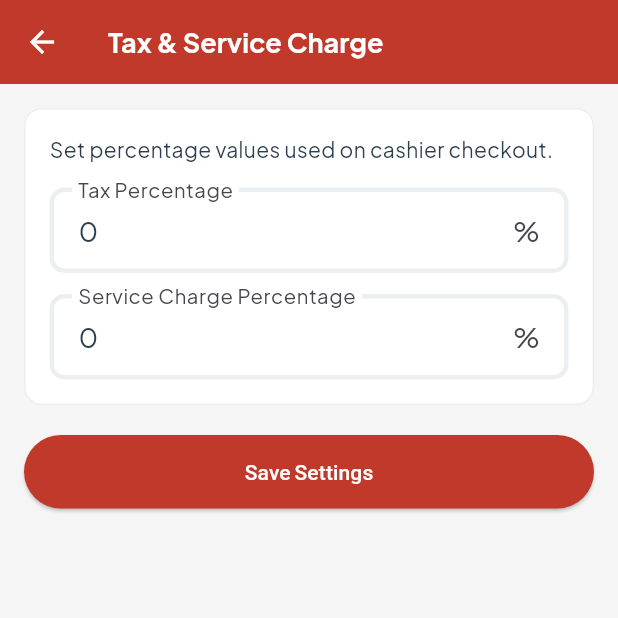
After one commit to Kevinseptianss/FlowPOS, a Flutter app: the OwnerSettingsPage screen opened directly, after a tap on "Tax & Service Charge", on a phone screen of 412 x 824 dp, the top half of it. The commit adds this screen. Run offline on Flutter 3.47's test engine with Material 3 defaults, Android fonts, the phone set to English and light mode, and no system bars; our stand-ins replace dotted_border, equatable, flutter_bloc, fpdart, get_it, google_fonts and 1 more; accounts and stored records are empty.

Commit message:
feat: add tax and service charge page on owner dashboard for change its value

```diff
--- a/lib/features/owner_dashboard/presentation/pages/owner_settings_page.dart
+++ b/lib/features/owner_dashboard/presentation/pages/owner_settings_page.dart
@@ -2,6 +2,7 @@ import 'package:flow_pos/core/theme/app_pallete.dart';
 import 'package:flow_pos/core/utils/show_snackbar.dart';
 import 'package:flow_pos/features/auth/presentation/bloc/auth_bloc.dart';
 import 'package:flow_pos/features/owner_dashboard/presentation/pages/owner_modifier_group_create_page.dart';
+import 'package:flow_pos/features/owner_dashboard/presentation/pages/owner_store_settings_page.dart';
 import 'package:flutter/material.dart';
 import 'package:flutter_bloc/flutter_bloc.dart';
 
@@ -137,6 +138,45 @@ class OwnerSettingsPage extends StatelessWidget {
               ),
               const SizedBox(height: 24),
               Text(
+                'Store Configuration',
+                style: Theme.of(context).textTheme.titleMedium?.copyWith(
+                  fontWeight: FontWeight.w600,
+                  color: AppPallete.textPrimary,
+                ),
+              ),
+              const SizedBox(height: 16),
+              Container(
+                decoration: BoxDecoration(
+                  color: AppPallete.surface,
+                  borderRadius: BorderRadius.circular(12),
+                  border: Border.all(color: AppPallete.divider),
+                ),
+                child: ListTile(
+                  leading: const Icon(
+                    Icons.receipt_long_outlined,
+                    color: AppPallete.primary,
+                  ),
+                  title: Text(
+                    'Tax & Service Charge',
+                    style: Theme.of(context).textTheme.bodyLarge?.copyWith(
+                      color: AppPallete.primary,
+                      fontWeight: FontWeight.w600,
+                    ),
+                  ),
+                  subtitle: Text(
+                    'Configure checkout tax and service percentages',
+                    style: Theme.of(context).textTheme.bodyMedium?.copyWith(
+                      color: AppPallete.textPrimary,
+                    ),
+                  ),
+                  trailing: const Icon(Icons.chevron_right),
+                  onTap: () {
+                    Navigator.push(context, OwnerStoreSettingsPage.route());
+                  },
+                ),
+              ),
+              const SizedBox(height: 24),
+              Text(
                 'More options will be added here',
                 style: Theme.of(context).textTheme.bodyMedium?.copyWith(
                   color: AppPallete.textSecondary,
--- /dev/null
+++ b/lib/features/owner_dashboard/presentation/pages/owner_store_settings_page.dart
@@ -0,0 +1,218 @@
+import 'package:flow_pos/core/theme/app_pallete.dart';
+import 'package:flow_pos/core/utils/show_snackbar.dart';
+import 'package:flow_pos/features/store_settings/presentation/bloc/store_settings_bloc.dart';
+import 'package:flutter/material.dart';
+import 'package:flutter/services.dart';
+import 'package:flutter_bloc/flutter_bloc.dart';
+
+class OwnerStoreSettingsPage extends StatefulWidget {
+  static MaterialPageRoute route() =>
+      MaterialPageRoute(builder: (context) => const OwnerStoreSettingsPage());
+
+  const OwnerStoreSettingsPage({super.key});
+
+  @override
+  State<OwnerStoreSettingsPage> createState() => _OwnerStoreSettingsPageState();
+}
+
+class _OwnerStoreSettingsPageState extends State<OwnerStoreSettingsPage> {
+  final _formKey = GlobalKey<FormState>();
+  final _taxController = TextEditingController();
+  final _serviceController = TextEditingController();
+
+  String? _currentSettingsId;
+  bool _didInitializeForm = false;
+
+  @override
+  void initState() {
+    super.initState();
+    context.read<StoreSettingsBloc>().add(StartStoreSettingsRealtimeEvent());
+  }
+
+  @override
+  void dispose() {
+    _taxController.dispose();
+    _serviceController.dispose();
+    super.dispose();
+  }
+
+  @override
+  Widget build(BuildContext context) {
+    return Scaffold(
+      appBar: AppBar(
+        title: Text(
+          'Tax & Service Charge',
+          style: Theme.of(
+            context,
+          ).textTheme.titleLarge?.copyWith(color: AppPallete.onPrimary),
+        ),
+      ),
+      body: BlocConsumer<StoreSettingsBloc, StoreSettingsState>(
+        listener: (context, state) {
+          if (state is StoreSettingsFailure) {
+            showSnackbar(context, state.message);
+          }
+
+          if (state is StoreSettingsUpdated) {
+            showSnackbar(context, 'Store settings updated successfully');
+          }
+
+          if (state is StoreSettingsLoaded || state is StoreSettingsUpdated) {
+            final settings = state is StoreSettingsLoaded
+                ? state.storeSettings
+                : (state as StoreSettingsUpdated).storeSettings;
+
+            _currentSettingsId = settings.id.isEmpty ? null : settings.id;
+
+            if (!_didInitializeForm) {
+              _taxController.text = _formatInitial(settings.taxPercentage);
+              _serviceController.text = _formatInitial(
+                settings.serviceChargePercentage,
+              );
+              _didInitializeForm = true;
+            }
+          }
+        },
+        builder: (context, state) {
+          final isLoading = state is StoreSettingsLoading;
+          final isSaving = state is StoreSettingsUpdating;
+
+          return SingleChildScrollView(
+            padding: const EdgeInsets.all(16),
+            child: Form(
+              key: _formKey,
+              child: Column(
+                crossAxisAlignment: CrossAxisAlignment.start,
+                children: [
+                  Container(
+                    width: double.infinity,
+                    padding: const EdgeInsets.all(16),
+                    decoration: BoxDecoration(
+                      color: AppPallete.surface,
+                      borderRadius: BorderRadius.circular(12),
+                      border: Border.all(color: AppPallete.divider),
+                    ),
+                    child: Column(
+                      crossAxisAlignment: CrossAxisAlignment.start,
+                      children: [
+                        Text(
+                          'Set percentage values used on cashier checkout.',
+                          style: Theme.of(context).textTheme.bodyMedium
+                              ?.copyWith(color: AppPallete.textPrimary),
+                        ),
+                        const SizedBox(height: 16),
+                        TextFormField(
+                          controller: _taxController,
+                          keyboardType: const TextInputType.numberWithOptions(
+                            decimal: true,
+                          ),
+                          inputFormatters: [
+                            FilteringTextInputFormatter.allow(
+                              RegExp(r'^\d{0,3}(\.\d{0,2})?$'),
+                            ),
+                          ],
+                          style: Theme.of(context).textTheme.bodyLarge
+                              ?.copyWith(color: AppPallete.textPrimary),
+                          decoration: const InputDecoration(
+                            labelText: 'Tax Percentage',
+                            hintText: 'Example: 11.00',
+                            suffixText: '%',
+                          ),
+                          validator: _validatePercentage,
+                        ),
+                        const SizedBox(height: 14),
+                        TextFormField(
+                          controller: _serviceController,
+                          keyboardType: const TextInputType.numberWithOptions(
+                            decimal: true,
+                          ),
+                          style: Theme.of(context).textTheme.bodyLarge
+                              ?.copyWith(color: AppPallete.textPrimary),
+                          inputFormatters: [
+                            FilteringTextInputFormatter.allow(
+                              RegExp(r'^\d{0,3}(\.\d{0,2})?$'),
+                            ),
+                          ],
+                          decoration: const InputDecoration(
+                            labelText: 'Service Charge Percentage',
+                            hintText: 'Example: 5.00',
+                            suffixText: '%',
+                          ),
+                          validator: _validatePercentage,
+                        ),
+                      ],
+                    ),
+                  ),
+                  const SizedBox(height: 20),
+                  SizedBox(
+                    width: double.infinity,
+                    child: ElevatedButton(
+                      onPressed: isLoading || isSaving ? null : _onSave,
+                      style: ElevatedButton.styleFrom(
+                        backgroundColor: AppPallete.primary,
+                        foregroundColor: AppPallete.onPrimary,
+                        padding: const EdgeInsets.symmetric(vertical: 14),
+                      ),
+                      child: isSaving
+                          ? const SizedBox(
+                              width: 18,
+                              height: 18,
+                              child: CircularProgressIndicator(
+                                strokeWidth: 2,
+                                color: AppPallete.onPrimary,
+                              ),
+                            )
+                          : const Text('Save Settings'),
+                    ),
+                  ),
+                ],
+              ),
+            ),
+          );
+        },
+      ),
+    );
+  }
+
+  String? _validatePercentage(String? value) {
+    if (value == null || value.trim().isEmpty) {
+      return 'Value is required';
+    }
+
+    final parsed = double.tryParse(value.trim());
+    if (parsed == null) {
+      return 'Invalid number';
+    }
+
+    if (parsed < 0 || parsed > 100) {
+      return 'Value must be between 0 and 100';
+    }
+
+    return null;
+  }
+
+  void _onSave() {
+    if (!_formKey.currentState!.validate()) {
+      return;
+    }
+
+    final tax = double.parse(_taxController.text.trim());
+    final service = double.parse(_serviceController.text.trim());
+
+    context.read<StoreSettingsBloc>().add(
+      UpdateStoreSettingsEvent(
+        id: _currentSettingsId,
+        taxPercentage: tax,
+        serviceChargePercentage: service,
+      ),
+    );
+  }
+
+  String _formatInitial(double value) {
+    if (value == value.truncateToDouble()) {
+      return value.toStringAsFixed(0);
+    }
+
+    return value.toStringAsFixed(2);
+  }
+}
--- a/lib/features/store_settings/domain/repositories/store_settings_repository.dart
+++ b/lib/features/store_settings/domain/repositories/store_settings_repository.dart
@@ -4,4 +4,9 @@ import 'package:fpdart/fpdart.dart';
 
 abstract interface class StoreSettingsRepository {
   Stream<Either<Failure, StoreSettings>> listenStoreSettings();
+  Future<Either<Failure, StoreSettings>> updateStoreSettings({
+    String? id,
+    required double taxPercentage,
+    required double serviceChargePercentage,
+  });
 }
--- /dev/null
+++ b/lib/features/store_settings/domain/usecases/update_store_settings.dart
@@ -0,0 +1,35 @@
+import 'package:flow_pos/core/error/failure.dart';
+import 'package:flow_pos/core/usecase/use_case.dart';
+import 'package:flow_pos/features/store_settings/domain/entities/store_settings.dart';
+import 'package:flow_pos/features/store_settings/domain/repositories/store_settings_repository.dart';
+import 'package:fpdart/fpdart.dart';
+
+class UpdateStoreSettings
+    implements UseCase<StoreSettings, UpdateStoreSettingsParams> {
+  final StoreSettingsRepository storeSettingsRepository;
+
+  const UpdateStoreSettings(this.storeSettingsRepository);
+
+  @override
+  Future<Either<Failure, StoreSettings>> call(
+    UpdateStoreSettingsParams params,
+  ) {
+    return storeSettingsRepository.updateStoreSettings(
+      id: params.id,
+      taxPercentage: params.taxPercentage,
+      serviceChargePercentage: params.serviceChargePercentage,
+    );
+  }
+}
+
+class UpdateStoreSettingsParams {
+  final String? id;
+  final double taxPercentage;
+  final double serviceChargePercentage;
+
+  const UpdateStoreSettingsParams({
+    this.id,
+    required this.taxPercentage,
+    required this.serviceChargePercentage,
+  });
+}
--- a/lib/features/store_settings/presentation/bloc/store_settings_bloc.dart
+++ b/lib/features/store_settings/presentation/bloc/store_settings_bloc.dart
@@ -3,6 +3,7 @@ import 'dart:async';
 import 'package:equatable/equatable.dart';
 import 'package:flow_pos/features/store_settings/domain/entities/store_settings.dart';
 import 'package:flow_pos/features/store_settings/domain/usecases/listen_store_settings.dart';
+import 'package:flow_pos/features/store_settings/domain/usecases/update_store_settings.dart';
 import 'package:flutter_bloc/flutter_bloc.dart';
 
 part 'store_settings_event.dart';
@@ -10,14 +11,19 @@ part 'store_settings_state.dart';
 
 class StoreSettingsBloc extends Bloc<StoreSettingsEvent, StoreSettingsState> {
   final ListenStoreSettings _listenStoreSettings;
+  final UpdateStoreSettings _updateStoreSettings;
 
   StreamSubscription? _storeSettingsSubscription;
 
-  StoreSettingsBloc({required ListenStoreSettings listenStoreSettings})
-    : _listenStoreSettings = listenStoreSettings,
-      super(StoreSettingsInitial()) {
+  StoreSettingsBloc({
+    required ListenStoreSettings listenStoreSettings,
+    required UpdateStoreSettings updateStoreSettings,
+  }) : _listenStoreSettings = listenStoreSettings,
+       _updateStoreSettings = updateStoreSettings,
+       super(StoreSettingsInitial()) {
     on<StartStoreSettingsRealtimeEvent>(_onStartStoreSettingsRealtime);
     on<StopStoreSettingsRealtimeEvent>(_onStopStoreSettingsRealtime);
+    on<UpdateStoreSettingsEvent>(_onUpdateStoreSettings);
     on<StoreSettingsRealtimeUpdatedEvent>(_onStoreSettingsRealtimeUpdated);
     on<StoreSettingsRealtimeFailureEvent>(_onStoreSettingsRealtimeFailure);
   }
@@ -60,6 +66,26 @@ class StoreSettingsBloc extends Bloc<StoreSettingsEvent, StoreSettingsState> {
     emit(StoreSettingsFailure(event.message));
   }
 
+  void _onUpdateStoreSettings(
+    UpdateStoreSettingsEvent event,
+    Emitter<StoreSettingsState> emit,
+  ) async {
+    emit(StoreSettingsUpdating());
+
+    final result = await _updateStoreSettings(
+      UpdateStoreSettingsParams(
+        id: event.id,
+        taxPercentage: event.taxPercentage,
+        serviceChargePercentage: event.serviceChargePercentage,
+      ),
+    );
+
+    result.fold(
+      (failure) => emit(StoreSettingsFailure(failure.message)),
+      (storeSettings) => emit(StoreSettingsUpdated(storeSettings)),
+    );
+  }
+
   @override
   Future<void> close() async {
     await _storeSettingsSubscription?.cancel();
--- a/lib/features/store_settings/presentation/bloc/store_settings_event.dart
+++ b/lib/features/store_settings/presentation/bloc/store_settings_event.dart
@@ -10,6 +10,21 @@ sealed class StoreSettingsEvent extends Equatable {
 final class StartStoreSettingsRealtimeEvent extends StoreSettingsEvent {}
 
 final class StopStoreSettingsRealtimeEvent extends StoreSettingsEvent {}
+
+final class UpdateStoreSettingsEvent extends StoreSettingsEvent {
+  final String? id;
+  final double taxPercentage;
+  final double serviceChargePercentage;
+
+  const UpdateStoreSettingsEvent({
+    this.id,
+    required this.taxPercentage,
+    required this.serviceChargePercentage,
+  });
+
+  @override
+  List<Object> get props => [id ?? '', taxPercentage, serviceChargePercentage];
+}
 
 final class StoreSettingsRealtimeUpdatedEvent extends StoreSettingsEvent {
   final StoreSettings storeSettings;
--- a/lib/features/store_settings/presentation/bloc/store_settings_state.dart
+++ b/lib/features/store_settings/presentation/bloc/store_settings_state.dart
@@ -20,6 +20,17 @@ final class StoreSettingsLoaded extends StoreSettingsState {
   List<Object> get props => [storeSettings];
 }
 
+final class StoreSettingsUpdating extends StoreSettingsState {}
+
+final class StoreSettingsUpdated extends StoreSettingsState {
+  final StoreSettings storeSettings;
+
+  const StoreSettingsUpdated(this.storeSettings);
+
+  @override
+  List<Object> get props => [storeSettings];
+}
+
 final class StoreSettingsFailure extends StoreSettingsState {
   final String message;
 
```
Also changed, not shown: lib/features/store_settings/data/datasources/store_settings_remote_data_source.dart (+37 -0 lines), lib/features/store_settings/data/repositories/store_settings_repository_impl.dart (+21 -0 lines), lib/init_dependencies.dart (+6 -1 lines).
